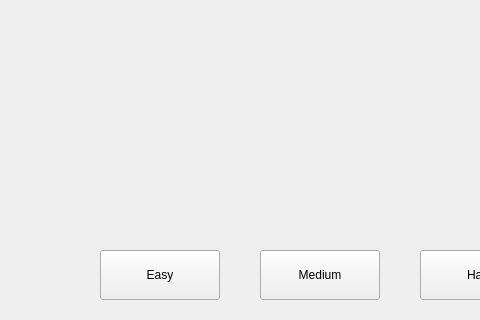
Above: mainwindow.ui from MikitaVitkouski/Tweaker before the change; both pictures show x 0 to 480 and y 0 to 320 of the 800 by 600 pixel window. Below: the same form after it.
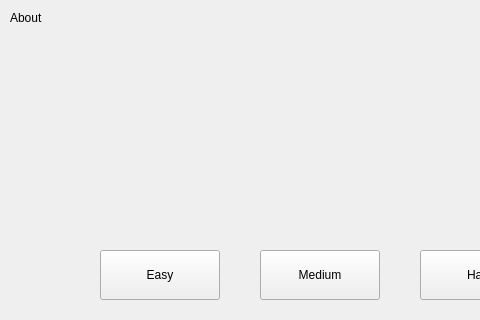
That is the form after the change.

Commit message: chore: add label with About info which contains link to README.md

The edit to the form file:
```diff
--- a/mainwindow.ui
+++ b/mainwindow.ui
@@ -153,6 +153,19 @@
      <set>Qt::AlignmentFlag::AlignCenter</set>
     </property>
    </widget>
+   <widget class="QLabel" name="labelAbout">
+    <property name="geometry">
+     <rect>
+      <x>10</x>
+      <y>10</y>
+      <width>49</width>
+      <height>16</height>
+     </rect>
+    </property>
+    <property name="text">
+     <string>About</string>
+    </property>
+   </widget>
   </widget>
  </widget>
  <resources/>
```
The commit also changes 2 other files.
